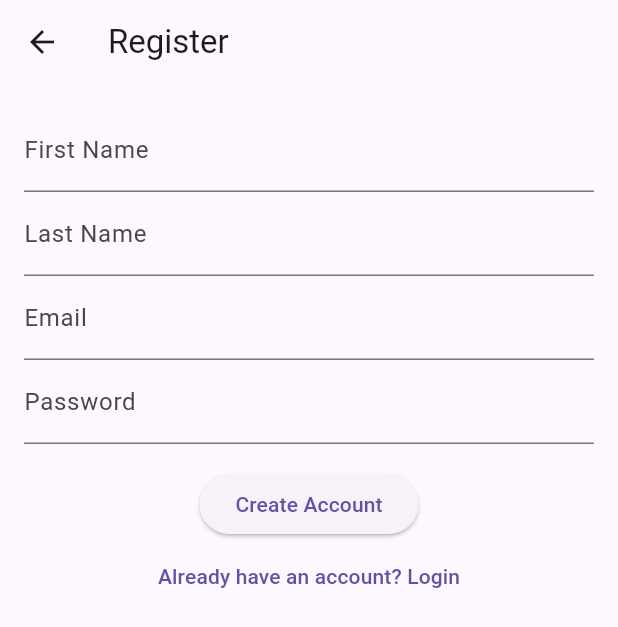
After one commit to lajacl/tropica-guide, a Flutter app: the screen it shows after launch, after a tap on "Create an account", on a phone screen of 412 x 824 dp. The commit adds this screen. Shown: the top 627 px of the screen. Run offline on Flutter 3.47's test engine with Material 3 defaults, Android fonts, the phone set to English and light mode, and no system bars.

Commit message:
Create register screen layout

```diff
--- a/lib/screens/login_screen.dart
+++ b/lib/screens/login_screen.dart
@@ -39,6 +39,13 @@ class _LoginScreenState extends State<LoginScreen> {
                   ? const CircularProgressIndicator()
                   : const Text('Login'),
             ),
+            TextButton(
+              onPressed: () => Navigator.push(
+                context,
+                MaterialPageRoute(builder: (_) => const RegisterScreen()),
+              ),
+              child: const Text('Create an account'),
+            ),
           ],
         ),
       ),
--- /dev/null
+++ b/lib/screens/register_screen.dart
@@ -0,0 +1,66 @@
+import 'package:flutter/material.dart';
+
+class RegisterScreen extends StatefulWidget {
+  const RegisterScreen({super.key});
+
+  @override
+  State<RegisterScreen> createState() => _RegisterScreenState();
+}
+
+class _RegisterScreenState extends State<RegisterScreen> {
+  final _formKey = GlobalKey<FormState>();
+  final firstNameCtrl = TextEditingController();
+  final lastNameCtrl = TextEditingController();
+  final emailCtrl = TextEditingController();
+  final passwordCtrl = TextEditingController();
+  bool loading = false;
+
+  void register() {}
+
+  @override
+  Widget build(BuildContext context) {
+    return Scaffold(
+      appBar: AppBar(title: const Text('Register')),
+      body: Padding(
+        padding: const EdgeInsets.all(16),
+        child: SingleChildScrollView(
+          child: Form(
+            key: _formKey,
+            child: Column(
+              children: [
+                TextField(
+                  controller: firstNameCtrl,
+                  decoration: const InputDecoration(labelText: 'First Name'),
+                ),
+                TextField(
+                  controller: lastNameCtrl,
+                  decoration: const InputDecoration(labelText: 'Last Name'),
+                ),
+                TextField(
+                  controller: emailCtrl,
+                  decoration: const InputDecoration(labelText: 'Email'),
+                ),
+                TextField(
+                  controller: passwordCtrl,
+                  decoration: const InputDecoration(labelText: 'Password'),
+                  obscureText: true,
+                ),
+                const SizedBox(height: 16),
+                ElevatedButton(
+                  onPressed: loading ? null : register,
+                  child: loading
+                      ? const CircularProgressIndicator()
+                      : const Text('Create Account'),
+                ),
+                TextButton(
+                  onPressed: () => Navigator.pop(context),
+                  child: const Text('Already have an account? Login'),
+                ),
+              ],
+            ),
+          ),
+        ),
+      ),
+    );
+  }
+}
```
